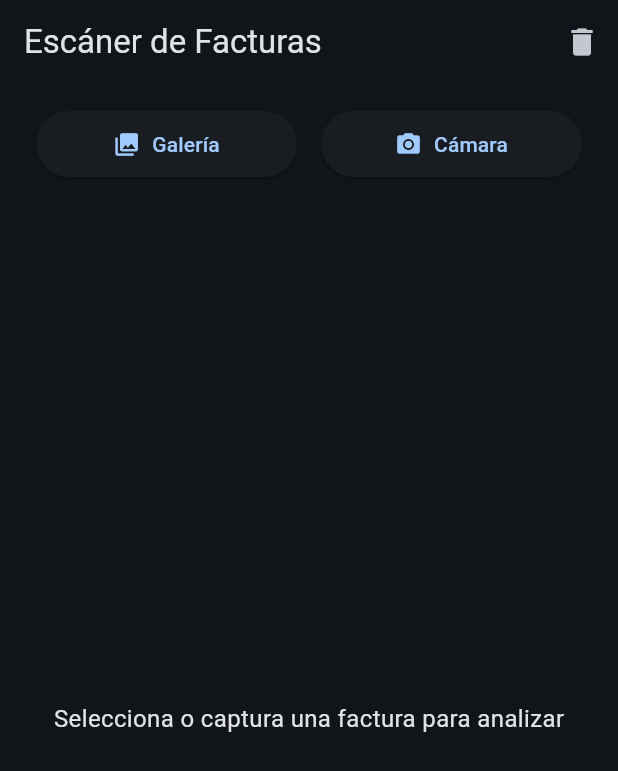
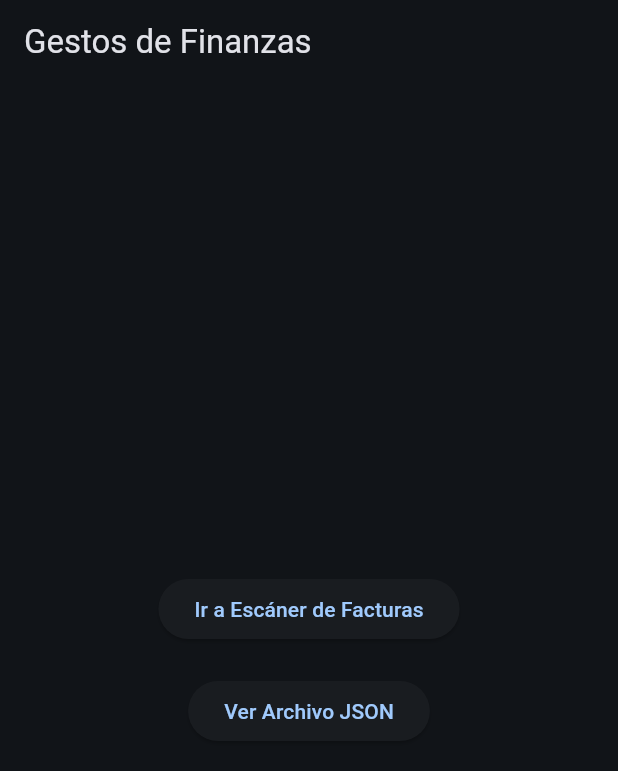
Before and after one commit to DylanTapiaVargas999/GestosDeFinanzas, a Flutter app: the screen it shows after launch, on a phone screen of 412 x 824 dp. Shown: the top 771 px of the screen. Run offline on Flutter 3.47's test engine with Material 3 defaults, Android fonts, the phone set to English and light mode, and no system bars; our stand-ins replace flutter_markdown, google_generative_ai, image_picker, permission_handler.

```diff
--- a/lib/main.dart
+++ b/lib/main.dart
@@ -1,7 +1,5 @@
 import 'package:flutter/material.dart';
-import 'views/invoice_scanner_screen.dart';
-
-const String _apiKey = "AIzaSyAPwGfQo9eI2KubbXhabdH8ESDRR4s5Llo";
+import 'views/home_screen.dart';
 
 void main() {
   runApp(const InvoiceAnalyzerApp());
@@ -21,7 +19,7 @@ class InvoiceAnalyzerApp extends StatelessWidget {
         ),
         useMaterial3: true,
       ),
-      home: InvoiceScannerScreen(apiKey: _apiKey),
+      home: const HomeScreen(), // Cambia la pantalla inicial a HomeScreen
     );
   }
 }
--- /dev/null
+++ b/lib/views/home_screen.dart
@@ -0,0 +1,50 @@
+import 'package:flutter/material.dart';
+import 'invoice_scanner_screen.dart';
+import 'json_viewer_screen.dart';
+
+class HomeScreen extends StatelessWidget {
+  const HomeScreen({super.key});
+
+  @override
+  Widget build(BuildContext context) {
+    return Scaffold(
+      appBar: AppBar(
+        title: const Text('Gestos de Finanzas'),
+      ),
+      body: Center(
+        child: Column(
+          mainAxisAlignment: MainAxisAlignment.center,
+          children: [
+            ElevatedButton(
+              onPressed: () {
+                // Navega a la pantalla de análisis de facturas
+                Navigator.push(
+                  context,
+                  MaterialPageRoute(
+                    builder: (context) => const InvoiceScannerScreen(
+                      apiKey: "AIzaSyAPwGfQo9eI2KubbXhabdH8ESDRR4s5Llo",
+                    ),
+                  ),
+                );
+              },
+              child: const Text('Ir a Escáner de Facturas'),
+            ),
+            const SizedBox(height: 20),
+            ElevatedButton(
+              onPressed: () {
+                // Navega a la pantalla para mostrar el archivo JSON
+                Navigator.push(
+                  context,
+                  MaterialPageRoute(
+                    builder: (context) => const JsonViewerScreen(),
+                  ),
+                );
+              },
+              child: const Text('Ver Archivo JSON'),
+            ),
+          ],
+        ),
+      ),
+    );
+  }
+}
```
Also changed, not shown: lib/viewmodels/invoice_viewmodel.dart (+30 -6 lines), lib/views/json_viewer_screen.dart (added, +64 -0 lines), lib/views/category_summary_screen.dart (added).
